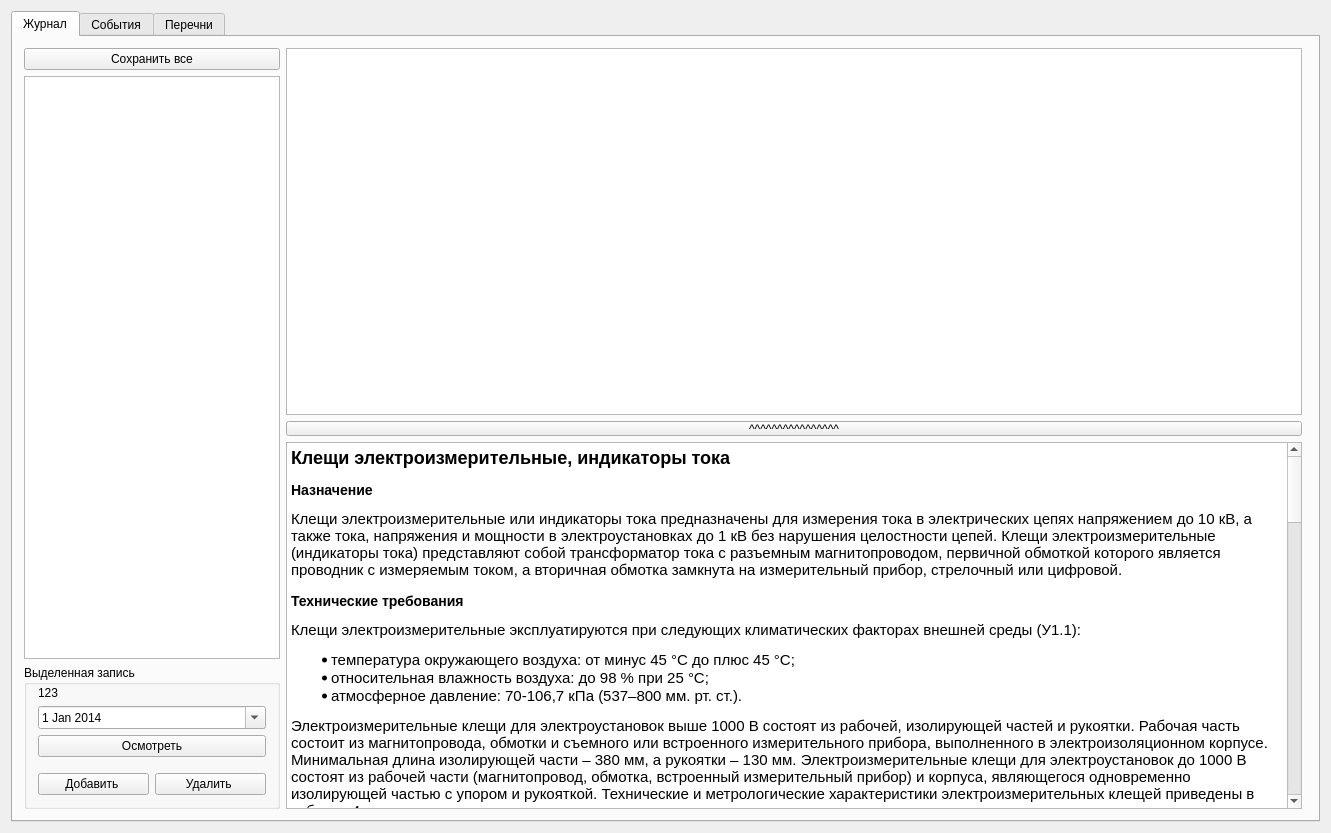
The window that mainsizwindow.ui (OpexXXX/SIZ) describes before a commit, drawn with Qt 5.
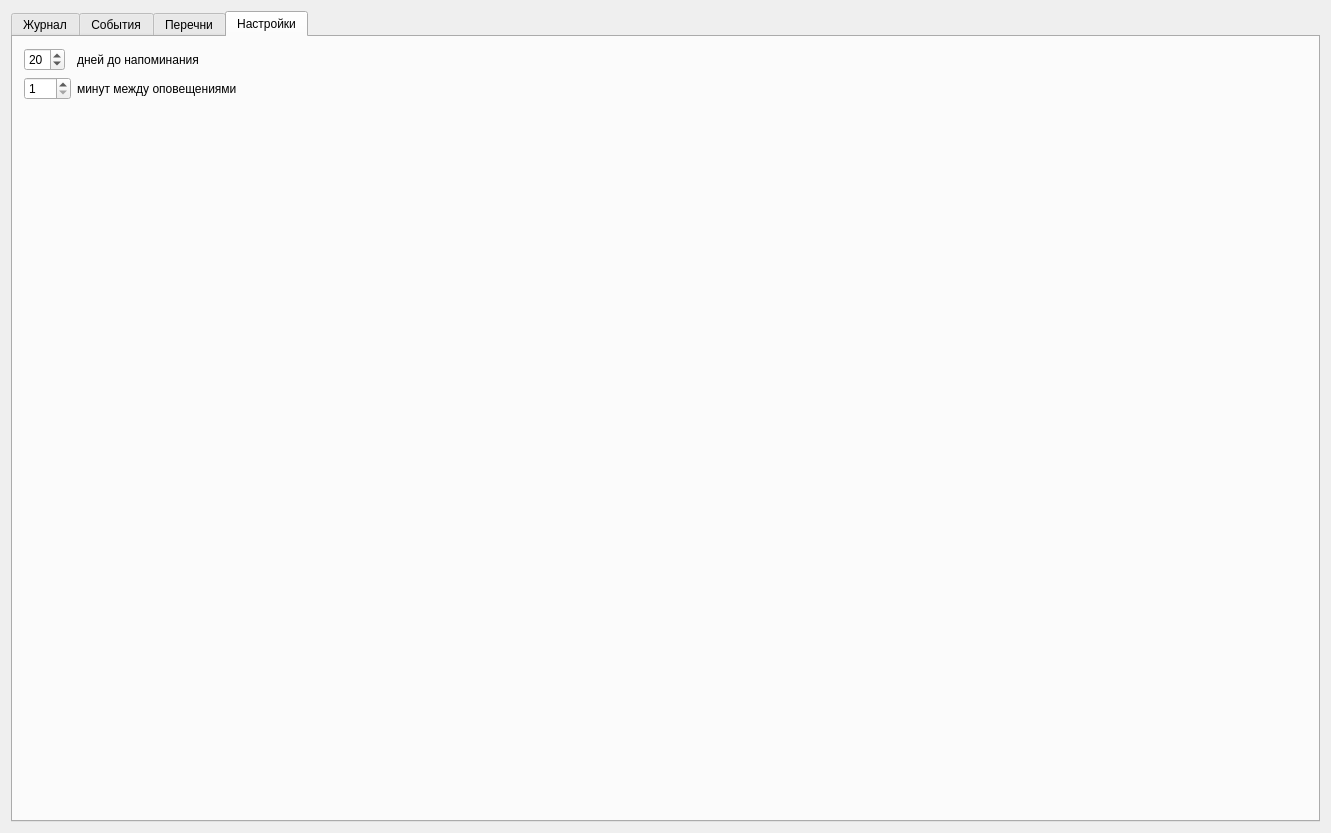
The same window after the commit. Icons and pictures are not drawn.

The edit to the form file:
```diff
--- a/mainsizwindow.ui
+++ b/mainsizwindow.ui
@@ -40,7 +40,7 @@
     <item>
      <widget class="QTabWidget" name="tabWidget">
       <property name="currentIndex">
-       <number>0</number>
+       <number>3</number>
       </property>
       <widget class="QWidget" name="tab">
        <attribute name="title">
@@ -499,36 +499,6 @@
           </property>
          </widget>
         </item>
-        <item>
-         <layout class="QHBoxLayout" name="horizontalLayout_9">
-          <item>
-           <widget class="QLabel" name="label">
-            <property name="sizePolicy">
-             <sizepolicy hsizetype="Minimum" vsizetype="Minimum">
-              <horstretch>0</horstretch>
-              <verstretch>0</verstretch>
-             </sizepolicy>
-            </property>
-            <property name="maximumSize">
-             <size>
-              <width>250</width>
-              <height>16777215</height>
-             </size>
-            </property>
-            <property name="text">
-             <string>Кол-во дней до напоминания</string>
-            </property>
-           </widget>
-          </item>
-          <item>
-           <widget class="QSpinBox" name="daysOfEvent">
-            <property name="value">
-             <number>20</number>
-            </property>
-           </widget>
-          </item>
-         </layout>
-        </item>
        </layout>
       </widget>
       <widget class="QWidget" name="tab_3">
@@ -662,6 +632,59 @@
         </item>
        </layout>
       </widget>
+      <widget class="QWidget" name="tab_2">
+       <attribute name="title">
+        <string>Настройки</string>
+       </attribute>
+       <layout class="QFormLayout" name="formLayout">
+        <item row="0" column="0">
+         <widget class="QSpinBox" name="daysOfEvent">
+          <property name="value">
+           <number>20</number>
+          </property>
+         </widget>
+        </item>
+        <item row="0" column="1">
+         <widget class="QLabel" name="label">
+          <property name="sizePolicy">
+           <sizepolicy hsizetype="Minimum" vsizetype="Minimum">
+            <horstretch>0</horstretch>
+            <verstretch>0</verstretch>
+           </sizepolicy>
+          </property>
+          <property name="maximumSize">
+           <size>
+            <width>250</width>
+            <height>16777215</height>
+           </size>
+          </property>
+          <property name="text">
+           <string>дней до напоминания</string>
+          </property>
+         </widget>
+        </item>
+        <item row="1" column="0">
+         <widget class="QSpinBox" name="spinBox">
+          <property name="minimum">
+           <number>1</number>
+          </property>
+          <property name="maximum">
+           <number>360</number>
+          </property>
+          <property name="singleStep">
+           <number>10</number>
+          </property>
+         </widget>
+        </item>
+        <item row="1" column="1">
+         <widget class="QLabel" name="label_4">
+          <property name="text">
+           <string>минут между оповещениями</string>
+          </property>
+         </widget>
+        </item>
+       </layout>
+      </widget>
      </widget>
     </item>
    </layout>
```
